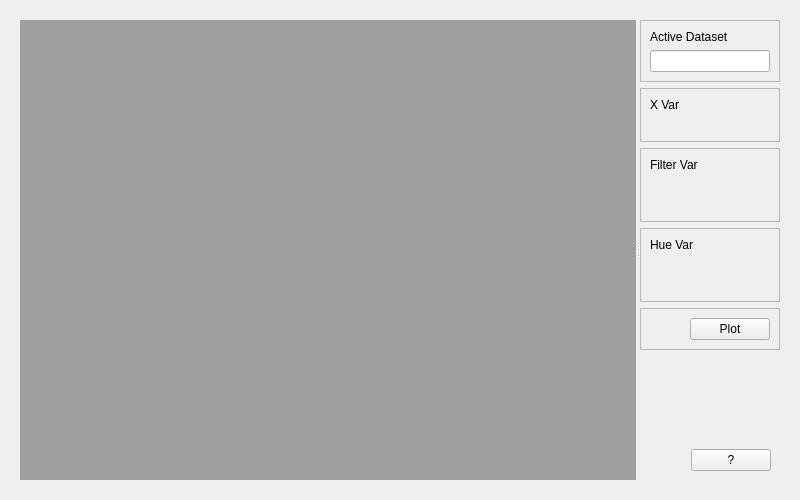
Old version of the form NiChart/plugins/distview/distview.ui in the repository gurayerus/NiChart.
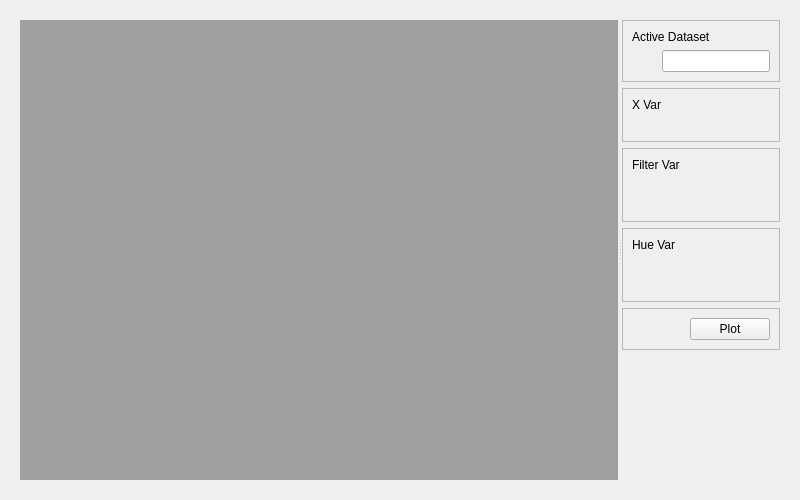
New version of the form.

```diff
--- a/NiChart/plugins/distview/distview.ui
+++ b/NiChart/plugins/distview/distview.ui
@@ -77,13 +77,35 @@
                             </item>
 
                             <item>
-                                <widget  class="QLineEdit"  name="edit_dset1">
-                                    <property  name="text">
-                                    <string> </string>
+                            <layout  class="QHBoxLayout"  name="horizontalLayout_5">
+                                <item>
+                                <spacer  name="horizontalSpacer_5">
+                                    <property  name="orientation">
+                                    <enum>Qt::Horizontal</enum>
                                     </property>
-                                </widget>
+                                    
+                                    <property name="sizeType">
+                                        <enum>QSizePolicy::Fixed</enum>
+                                    </property>
+                                    
+                                    <property  name="sizeHint"  stdset="0">
+                                    <size>
+                                        <width>30</width>
+                                        <height>20</height>
+                                    </size>
+                                    </property>
+                                </spacer>
+                                </item>
+                                <item>
+                                    <widget  class="QLineEdit"  name="edit_activeDset">
+                                        <property  name="text">
+                                        <string> </string>
+                                        </property>
+                                    </widget>
+                                </item>
+                            </layout>
                             </item>
-
+                            
                         </layout>
                         </widget>
                     </item>
@@ -115,9 +137,14 @@
                                     <property  name="orientation">
                                     <enum>Qt::Horizontal</enum>
                                     </property>
+                                    
+                                    <property name="sizeType">
+                                        <enum>QSizePolicy::Fixed</enum>
+                                    </property>
+                                    
                                     <property  name="sizeHint"  stdset="0">
                                     <size>
-                                        <width>40</width>
+                                        <width>30</width>
                                         <height>20</height>
                                     </size>
                                     </property>
@@ -161,9 +188,14 @@
                                     <property  name="orientation">
                                     <enum>Qt::Horizontal</enum>
                                     </property>
+                                    
+                                    <property name="sizeType">
+                                        <enum>QSizePolicy::Fixed</enum>
+                                    </property>
+                                    
                                     <property  name="sizeHint"  stdset="0">
                                     <size>
-                                        <width>40</width>
+                                        <width>30</width>
                                         <height>20</height>
                                     </size>
                                     </property>
@@ -182,9 +214,14 @@
                                     <property  name="orientation">
                                     <enum>Qt::Horizontal</enum>
                                     </property>
+                                    
+                                    <property name="sizeType">
+                                        <enum>QSizePolicy::Fixed</enum>
+                                    </property>
+                                    
                                     <property  name="sizeHint"  stdset="0">
                                     <size>
-                                        <width>40</width>
+                                        <width>30</width>
                                         <height>20</height>
                                     </size>
                                     </property>
@@ -229,9 +266,14 @@
                                     <property  name="orientation">
                                     <enum>Qt::Horizontal</enum>
                                     </property>
+                                    
+                                    <property name="sizeType">
+                                        <enum>QSizePolicy::Fixed</enum>
+                                    </property>
+                                    
                                     <property  name="sizeHint"  stdset="0">
                                     <size>
-                                        <width>40</width>
+                                        <width>30</width>
                                         <height>20</height>
                                     </size>
                                     </property>
@@ -250,9 +292,14 @@
                                     <property  name="orientation">
                                     <enum>Qt::Horizontal</enum>
                                     </property>
+
+                                    <property name="sizeType">
+                                        <enum>QSizePolicy::Fixed</enum>
+                                    </property>
+                                    
                                     <property  name="sizeHint"  stdset="0">
                                     <size>
-                                        <width>40</width>
+                                        <width>30</width>
                                         <height>20</height>
                                     </size>
                                     </property>
@@ -318,41 +365,6 @@
                         </spacer>
                     </item>
                     
-                    <item>
-                        <widget  class="QWidget"  name="wHelpBtn">
-                            <layout  class="QHBoxLayout"  name="horizontalLayout_8">
-        <!--                    <item>
-                                <spacer  name="horizontalSpacer_8">
-                                <property  name="orientation">
-                                    <enum>Qt::Horizontal</enum>
-                                </property>
-                                <property  name="sizeHint"  stdset="0">
-                                    <size>
-                                    <width>100</width>
-                                    <height>30</height>
-                                    </size>
-                                </property>
-                                </spacer>
-                            </item>-->
-                            <item alignment="Qt::AlignRight">
-                                <widget  class="QPushButton"  name="helpBtn">
-                                <property name="geometry">       
-                                    <rect>
-                                        <x>150</x>
-                                        <y>100</y>
-                                        <width>35</width>
-                                        <height>35</height>
-                                    </rect>
-                                </property>
-                                <property  name="text">
-                                    <string>?</string>
-                                </property>
-                                </widget>
-                            </item>
-                            </layout>
-                        </widget>
-                    </item>
-                    
                     
                     </layout>
                 </widget>
```
Left out of the diff: 1 changed line with no effect on the pictures.
